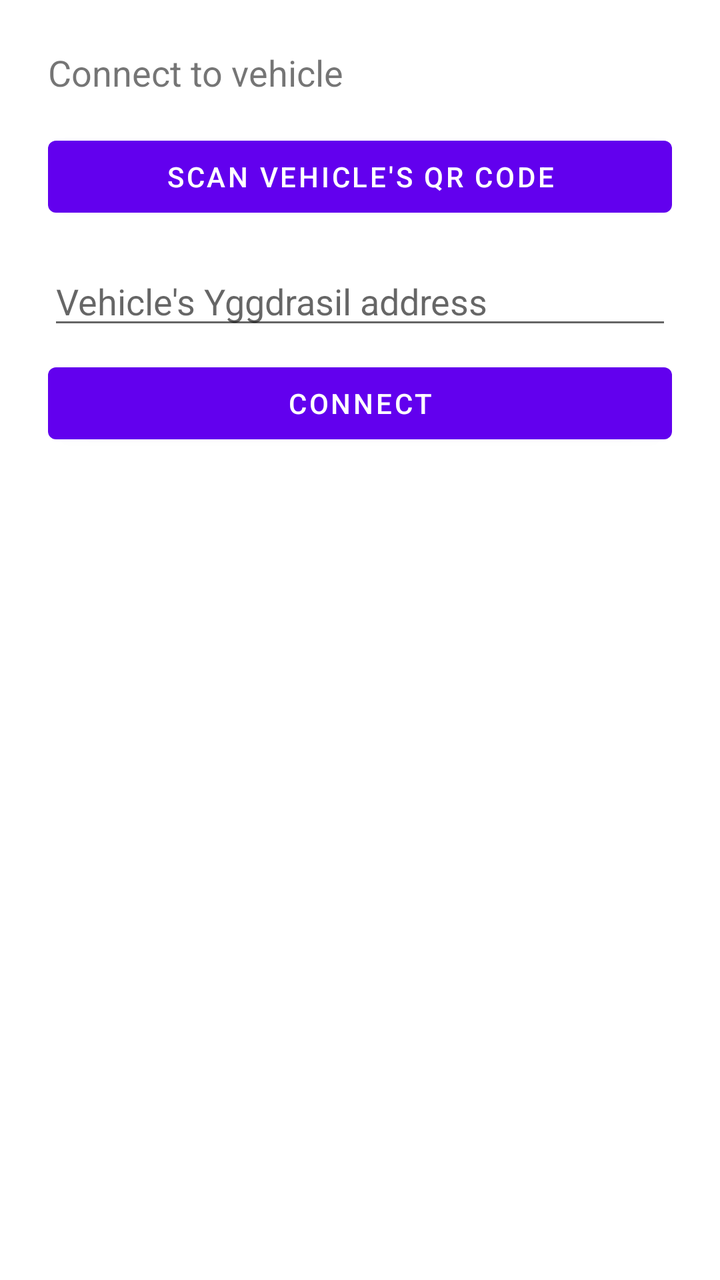
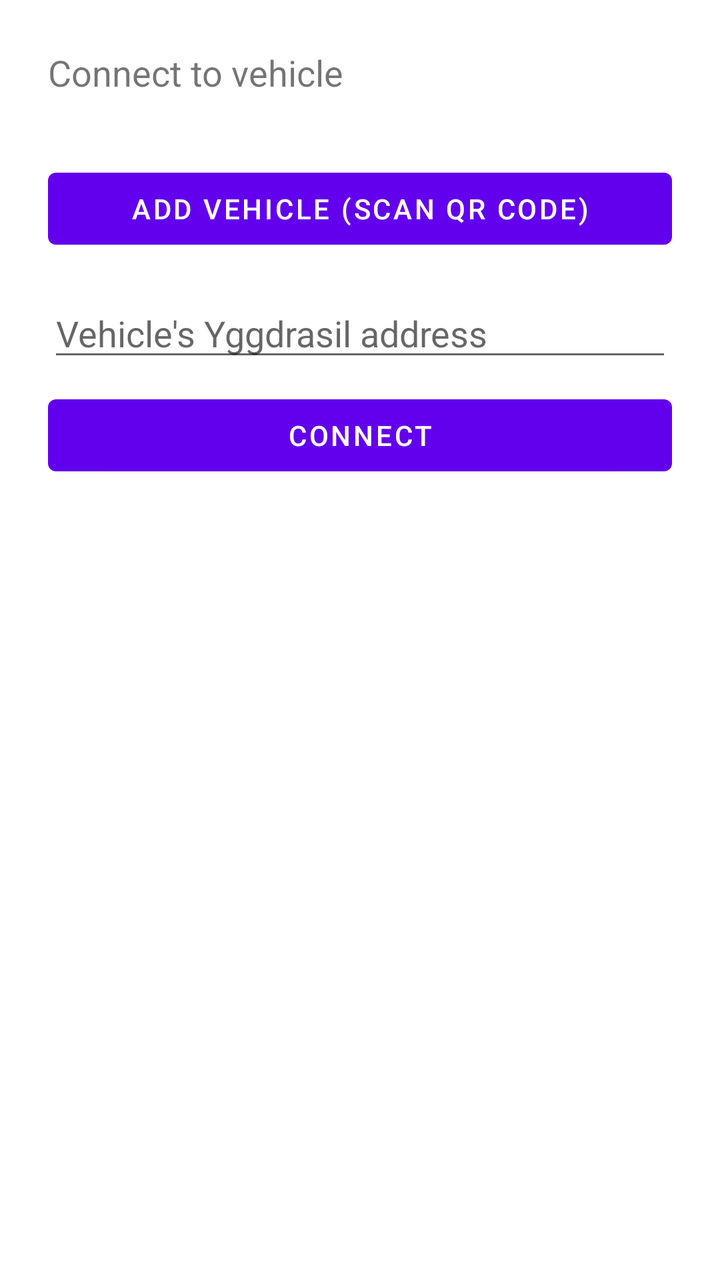

An Android layout rendered at two revisions. The XML below is the earlier revision; the diff shows what the commit changed to produce the second picture.
<!-- AndroidManifest.xml: application theme Theme.RcVehicle -->
<!-- res/layout/activity_controller.xml -->
<?xml version="1.0" encoding="utf-8"?>
<ScrollView xmlns:android="http://schemas.android.com/apk/res/android"
    android:layout_width="match_parent"
    android:layout_height="match_parent"
    android:fitsSystemWindows="true">

<LinearLayout
    android:layout_width="match_parent"
    android:layout_height="wrap_content"
    android:orientation="vertical"
    android:padding="24dp">

    <TextView
        android:layout_width="wrap_content"
        android:layout_height="wrap_content"
        android:text="@string/controller_setup_title"
        android:textSize="18sp"
        android:layout_marginBottom="16dp" />

    
    <Button
        android:id="@+id/buttonScanQr"
        android:layout_width="match_parent"
        android:layout_height="wrap_content"
        android:text="@string/controller_scan_qr" />

    
    <LinearLayout
        android:id="@+id/debugSection"
        android:layout_width="match_parent"
        android:layout_height="wrap_content"
        android:orientation="vertical">

        <EditText
            android:id="@+id/editVehicleAddress"
            android:layout_width="match_parent"
            android:layout_height="wrap_content"
            android:layout_marginTop="16dp"
            android:hint="@string/controller_vehicle_address_hint"
            android:inputType="text" />

        <Button
            android:id="@+id/buttonConnectRtc"
            android:layout_width="match_parent"
            android:layout_height="wrap_content"
            android:layout_marginTop="8dp"
            android:text="@string/controller_connect" />

    </LinearLayout>

</LinearLayout>
</ScrollView>
<!-- resources referenced by this layout -->
<resources>
  <string name="controller_connect">Connect</string>
  <string name="controller_scan_qr">Scan vehicle\'s QR code</string>
  <string name="controller_setup_title">Connect to vehicle</string>
  <string name="controller_vehicle_address_hint">Vehicle\'s Yggdrasil address</string>
  <style name="Theme.RcVehicle" parent="Theme.MaterialComponents.DayNight.NoActionBar" />
</resources>

<!-- the commit's change to res/layout/activity_controller.xml (unified diff, before → after) -->
@@ -15,6 +15,24 @@
         android:layout_height="wrap_content"
         android:text="@string/controller_setup_title"
         android:textSize="18sp"
+        android:layout_marginBottom="16dp" />
+
+    
+    <TextView
+        android:id="@+id/textRecentVehiclesTitle"
+        android:layout_width="wrap_content"
+        android:layout_height="wrap_content"
+        android:text="@string/controller_recent_vehicles"
+        android:textSize="14sp"
+        android:alpha="0.7"
+        android:layout_marginBottom="8dp"
+        android:visibility="gone" />
+
+    <LinearLayout
+        android:id="@+id/recentVehiclesList"
+        android:layout_width="match_parent"
+        android:layout_height="wrap_content"
+        android:orientation="vertical"
         android:layout_marginBottom="16dp" />
 
     
<!-- resource entries referenced after the edit -->
@@ -1,7 +1,8 @@
 <!-- resources referenced by this layout -->
 <resources>
   <string name="controller_connect">Connect</string>
-  <string name="controller_scan_qr">Scan vehicle\'s QR code</string>
+  <string name="controller_recent_vehicles">Recent vehicles</string>
+  <string name="controller_scan_qr">Add vehicle (scan QR code)</string>
   <string name="controller_setup_title">Connect to vehicle</string>
   <string name="controller_vehicle_address_hint">Vehicle\'s Yggdrasil address</string>
   <style name="Theme.RcVehicle" parent="Theme.MaterialComponents.DayNight.NoActionBar" />
